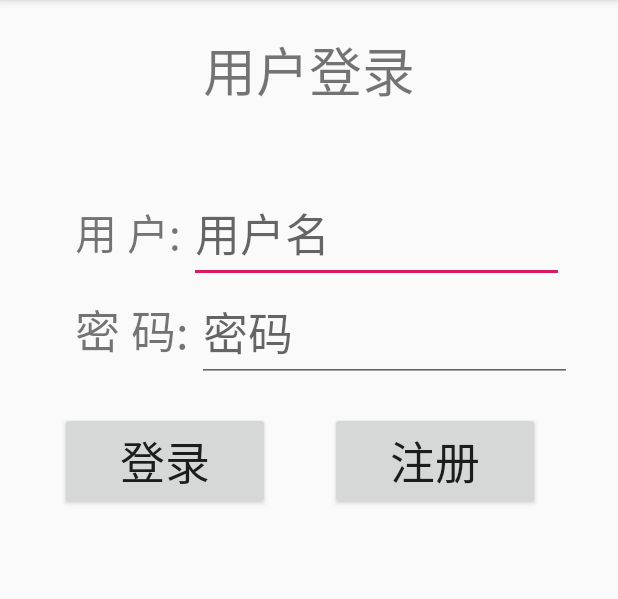
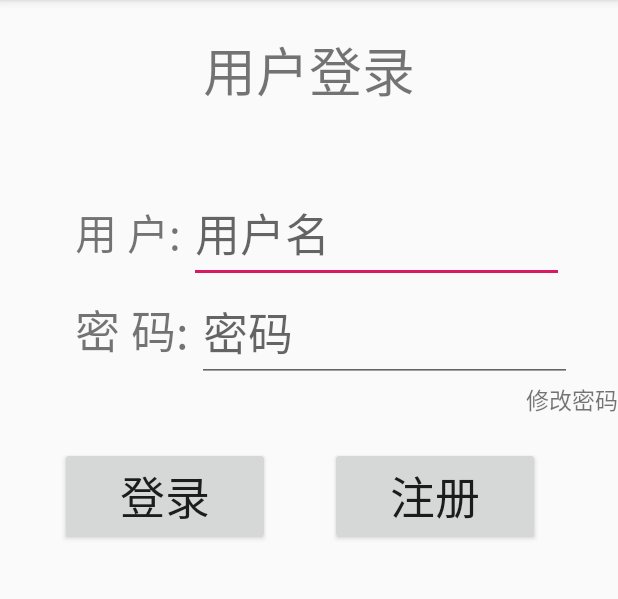
Before and after one commit to terry156501/Login_Kotlin, an Android app: the screen it shows after launch (LoginActivity), after a tap on "登录", on a phone screen of 412 x 824 dp, the part 84-683 px from its top. Run offline under Robolectric (Android 15) with nearby library versions, the phone set to English and light mode, and no system bars; 1 statement that could not run was skipped.

Commit message:
Change Psw

```diff
--- a/app/src/main/AndroidManifest.xml
+++ b/app/src/main/AndroidManifest.xml
@@ -17,6 +17,7 @@
         </activity>
         <activity android:name=".RegisterActivity"></activity>
         <activity android:name=".SuccessActivity"></activity>
+        <activity android:name=".ChangeKeyActivity"></activity>
     </application>
 
 </manifest>
--- a/app/src/main/java/com/terry/login_kotlin/LoginActivity.kt
+++ b/app/src/main/java/com/terry/login_kotlin/LoginActivity.kt
@@ -3,7 +3,6 @@ package com.terry.login_kotlin
 import android.app.Activity
 import android.content.Intent
 import android.os.Bundle
-import android.text.Editable
 import android.text.TextUtils
 import android.view.View
 import android.widget.Button
@@ -16,6 +15,7 @@ class LoginActivity : AppCompatActivity() {
 
     private var mRegisterButton: Button? = null//注册按钮
     private var mLoginButton: Button? = null//登录按钮
+    private var mChange:Button? = null
     private var mUser: EditText? = null
     private var mKey: EditText? = null
     private var userName:String? = null
@@ -39,18 +39,17 @@ class LoginActivity : AppCompatActivity() {
             startActivity(intent)
         }
 
+        mChange!!.setOnClickListener{
+            val intent = Intent(this@LoginActivity,ChangeKeyActivity::class.java)
+            startActivity(intent)
+        }
+
         mLoginButton!!.setOnClickListener(View.OnClickListener {
-            //开始登录，获取用户名和密码
-            userName = mUser!!.text.toString().trim { it <= ' ' }
-            psw = mKey!!.text.toString().trim { it <= ' ' }
-            //对当前用户输入的密码进行MD5加密,psw 进行加密判断是否一致
+            getEditString()
             val md5Psw = MD5Utils.md5(psw!!)
-            // md5Psw ; spPsw 为 根据从SharedPreferences中用户名读取密码
-            // 定义方法 readPsw为了读取用户名，得到密码
             spPsw = readPsw(userName)
+            var regPsw = Regex("[A-Z,a-z,0-9,?,!,(,)]{6,16}")
             // 用户名为空
-            var regPsw = Regex("[A-Z,a-z,0-9,?,!,(,)]{6,16}")
-
             if (TextUtils.isEmpty(userName)) {
                 Toast.makeText(this@LoginActivity, "请输入用户名", Toast.LENGTH_SHORT).show()
                 return@OnClickListener
@@ -77,16 +76,20 @@ class LoginActivity : AppCompatActivity() {
             } else if (spPsw != null && !TextUtils.isEmpty(spPsw) && md5Psw != spPsw) {
                 Toast.makeText(this@LoginActivity, "输入的用户名和密码不一致", Toast.LENGTH_SHORT).show()
                 return@OnClickListener
-                //用户名不存在
             }
             else if(!regPsw.matches(mKey.toString()))
             {
                 Toast.makeText(this@LoginActivity, "密码格式错误", Toast.LENGTH_SHORT).show()
             }
+            //用户名不存在
             else {
                 Toast.makeText(this@LoginActivity, "此用户名不存在", Toast.LENGTH_SHORT).show()
             }
         })
+    }
+    private fun getEditString() {
+        userName = mUser!!.text.toString().trim { it <= ' ' }
+        psw = mKey!!.text.toString().trim { it <= ' ' }
     }
     //读取输入的用户名，从SharePreference中找到与之匹配的密码并返回
     private fun readPsw(userName: String?): String? {
--- a/app/src/main/res/layout/activity_login.xml
+++ b/app/src/main/res/layout/activity_login.xml
@@ -65,6 +65,17 @@
                 android:hint="@string/input_key_text"/>
 
     </LinearLayout>
+    <RelativeLayout
+            android:layout_width="wrap_content"
+            android:layout_height="wrap_content">
+        <TextView
+                android:id="@+id/forget"
+                android:layout_width="wrap_content"
+                android:layout_height="wrap_content"
+                android:layout_alignParentRight="true"
+                android:text="@string/forget_key"
+                android:textSize="15dp"/>
+    </RelativeLayout>
 
 
     <LinearLayout
```
Also changed, not shown: app/src/main/res/layout/activity_success.xml (+11 -5 lines), app/src/main/res/values/strings.xml (+7 -0 lines).
